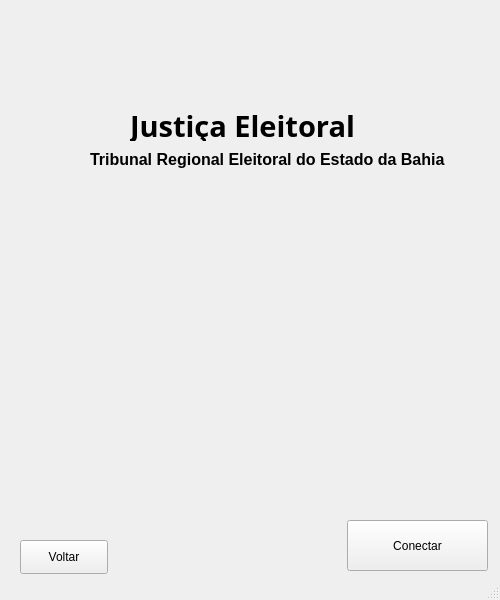
Old version of the form FAKEJEC/zecapital.ui in the repository kassi0/PROGRAMACAO.
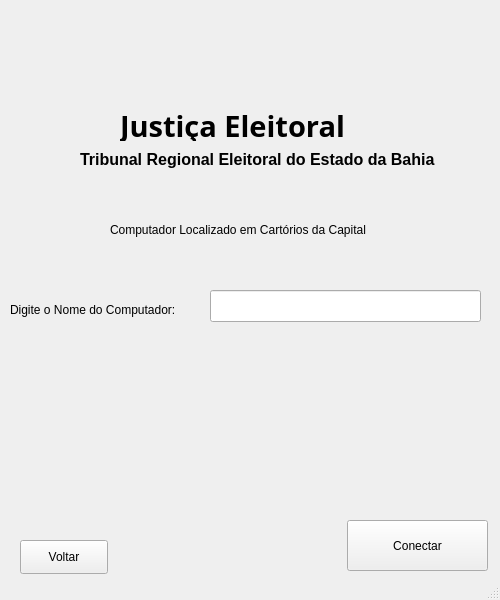
New version of the form. Icons and pictures are not drawn.

The edit to the form file:
```diff
--- a/FAKEJEC/zecapital.ui
+++ b/FAKEJEC/zecapital.ui
@@ -34,7 +34,7 @@
    <widget class="QLabel" name="label_4">
     <property name="geometry">
      <rect>
-      <x>90</x>
+      <x>80</x>
       <y>150</y>
       <width>371</width>
       <height>18</height>
@@ -54,7 +54,7 @@
    <widget class="QLabel" name="label">
     <property name="geometry">
      <rect>
-      <x>210</x>
+      <x>200</x>
       <y>10</y>
       <width>97</width>
       <height>97</height>
@@ -70,7 +70,7 @@
    <widget class="QLabel" name="label_2">
     <property name="geometry">
      <rect>
-      <x>130</x>
+      <x>120</x>
       <y>110</y>
       <width>271</width>
       <height>31</height>
@@ -104,6 +104,42 @@
      <string>Conectar</string>
     </property>
    </widget>
+   <widget class="QLabel" name="label_7">
+    <property name="geometry">
+     <rect>
+      <x>110</x>
+      <y>220</y>
+      <width>301</width>
+      <height>20</height>
+     </rect>
+    </property>
+    <property name="text">
+     <string>Computador Localizado em Cartórios da Capital</string>
+    </property>
+   </widget>
+   <widget class="QLabel" name="label_3">
+    <property name="geometry">
+     <rect>
+      <x>10</x>
+      <y>300</y>
+      <width>191</width>
+      <height>20</height>
+     </rect>
+    </property>
+    <property name="text">
+     <string>Digite o Nome do Computador:</string>
+    </property>
+   </widget>
+   <widget class="QLineEdit" name="computador">
+    <property name="geometry">
+     <rect>
+      <x>210</x>
+      <y>290</y>
+      <width>271</width>
+      <height>32</height>
+     </rect>
+    </property>
+   </widget>
   </widget>
   <widget class="QStatusBar" name="statusbar"/>
  </widget>
```
Left out of the diff: 2 changed lines with no effect on the pictures.
